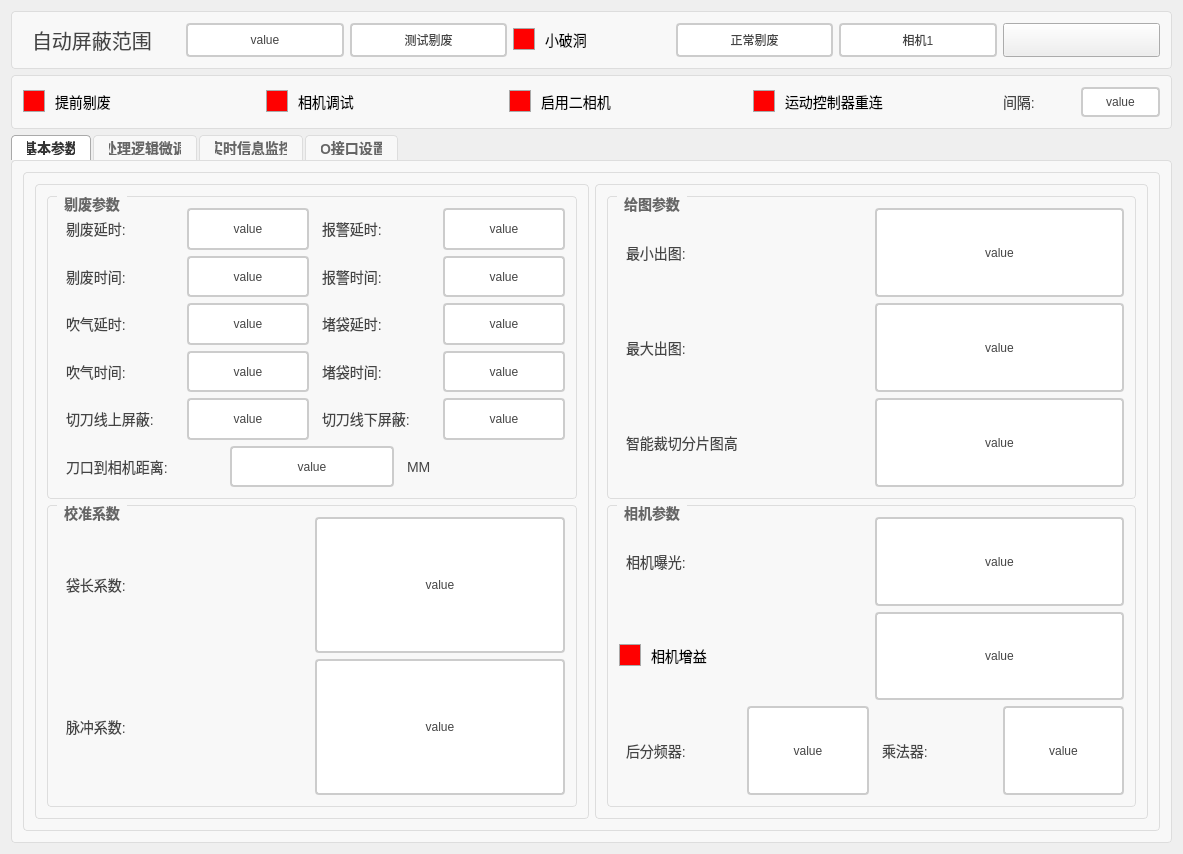
WIND-ROAD-RUN/RW_UL, file Project/SmartCroppingOfBags/ui/DlgProductSet.ui: the form before one commit.
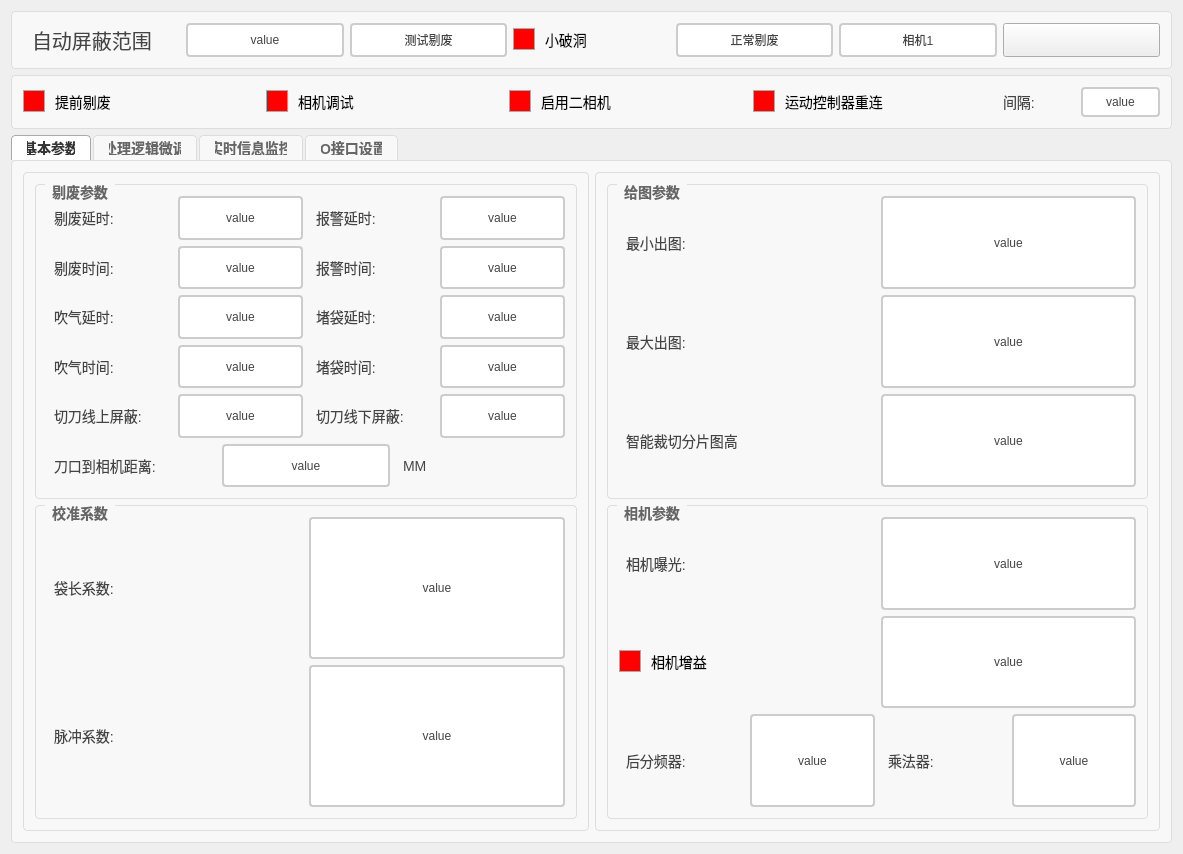
The form after the commit. Icons and pictures are not drawn.

Commit message: 重构UI

Diff of the .ui file:
```diff
--- a/Project/SmartCroppingOfBags/ui/DlgProductSet.ui
+++ b/Project/SmartCroppingOfBags/ui/DlgProductSet.ui
@@ -702,28 +702,6 @@
       </attribute>
       <layout class="QHBoxLayout" name="horizontalLayout_7">
        <item>
-        <widget class="QGroupBox" name="groupBox_3">
-         <property name="styleSheet">
-          <string notr="true">QGroupBox {
-    border: 1px solid #DDD;
-    border-radius: 4px;
-    font: bold 14px;
-    color: #666;
-    background-color: #F8F8F8;
-}
-
-QGroupBox::title {
-    subcontrol-origin: margin;
-    subcontrol-position: top left;
-    left: 10px;
-    padding: 0 5px;
-}</string>
-         </property>
-         <property name="title">
-          <string/>
-         </property>
-         <layout class="QHBoxLayout" name="horizontalLayout_22">
-          <item>
            <widget class="QGroupBox" name="groupBox">
             <property name="styleSheet">
              <string notr="true">QGroupBox {
@@ -3428,9 +3406,6 @@
                    </layout>
                   </item>
                  </layout>
-                </item>
-               </layout>
-              </widget>
              </item>
             </layout>
            </widget>
```
Lines whose indentation alone changed are shown as unchanged.
